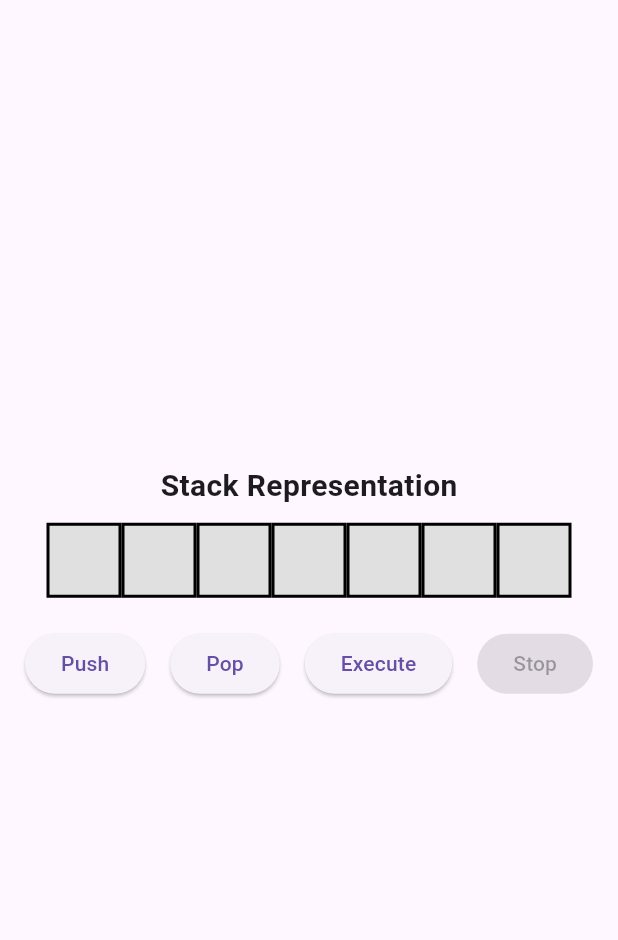
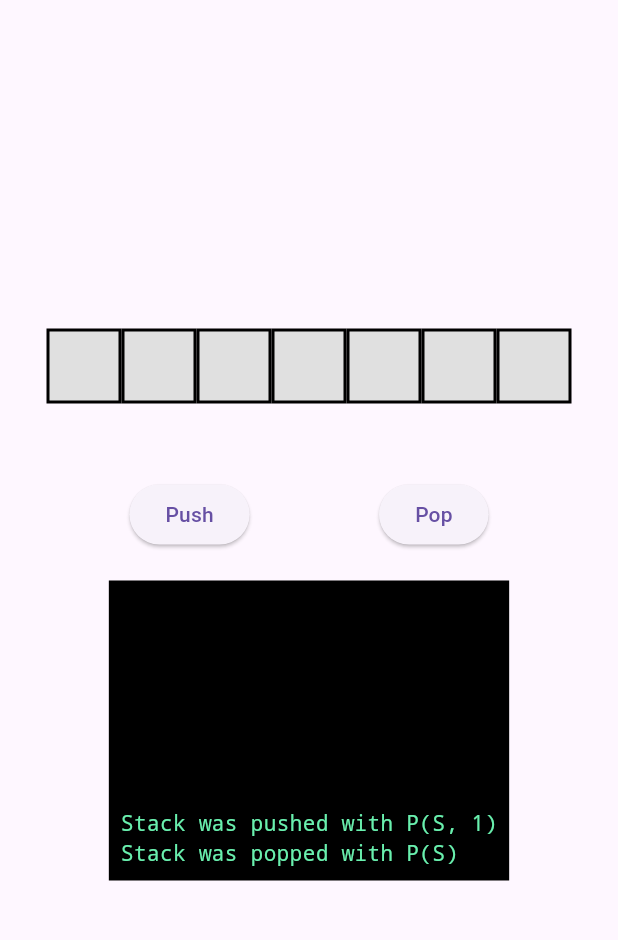
Before and after one commit to yazuc/AlgoBook, a Flutter app: the screen it shows after launch, after a tap on "Push", after a tap on "Pop", on a phone screen of 412 x 824 dp, the part 63-1003 px from its top. Run offline on Flutter 3.47's test engine with Material 3 defaults, Android fonts, the phone set to English and light mode, and no system bars.

Commit message:
corrigido a setinha abaixo das caixas, adicionado a implementação inicial do terminal

```diff
--- a/lib/main.dart
+++ b/lib/main.dart
@@ -1,9 +1,12 @@
 import 'package:flutter/material.dart';
 import 'stack.dart';
+import '/widgets/terminal_panel.dart';
 
 void main() {
   runApp(DataStructureApp());
 }
+
+final terminalKey = GlobalKey<TerminalPanelState>();
 
 class DataStructureApp extends StatelessWidget {
   @override
@@ -24,27 +27,6 @@ class _StackVisualizerState extends State<StackVisualizer> {
   final CustomStack<int> _stack = CustomStack<int>();
   final int _maxSize = 7;
   int _counter = 1;
-  bool _isExecuting = false;
-  bool _stopExecution = false;
-
-  Future<void> _executeAnimated() async {
-      setState(() {
-        _isExecuting = true;
-        _stopExecution = false;
-      });
-
-      while (_stack.elements.isNotEmpty && !_stopExecution) {
-        setState(() {
-          _stack.pop();
-          _counter--;
-        });
-        await Future.delayed(Duration(seconds: 1)); // Wait 1 second per pop
-      }
-
-      setState(() {
-        _isExecuting = false; // Stop animation when done
-      });
-    }
 
   @override
   Widget build(BuildContext context) {
@@ -53,8 +35,8 @@ class _StackVisualizerState extends State<StackVisualizer> {
       body: Column(
         mainAxisAlignment: MainAxisAlignment.center,
         children: [
-          Text('Stack Representation',
-              style: TextStyle(fontSize: 20, fontWeight: FontWeight.bold)),
+          // Text('Stack Representation',
+          //     style: TextStyle(fontSize: 20, fontWeight: FontWeight.bold)),
           SizedBox(height: 10),
           StackView(stack: _stack, maxSize: _maxSize),
           SizedBox(height: 20),
@@ -65,6 +47,7 @@ class _StackVisualizerState extends State<StackVisualizer> {
                 onPressed: () {
                   setState(() {
                     if (_stack.elements.length < _maxSize) {
+                      terminalKey.currentState?.addLog("Stack was pushed with P(S, $_counter)");
                       _stack.push(_counter++);
                     }
                   });
@@ -74,33 +57,39 @@ class _StackVisualizerState extends State<StackVisualizer> {
               ElevatedButton(
                 onPressed: () {
                   setState(() {
-                    if (_stack.elements.length < _maxSize) {
-                      _stack.pop();
-                      _counter--;
+                    if (_stack.elements.length <= _maxSize) {
+                       if(_stack.elements.isEmpty){
+                          terminalKey.currentState?.addLog("Error: 'Underflow'");
+                       }else{
+                        terminalKey.currentState?.addLog("Stack was popped with P(S)");
+                        _stack.pop();
+                        _counter--;
+                       }
                     }
                   });
                 },
                 child: Text('Pop'),
               ),
-               ElevatedButton(
-                onPressed: _isExecuting
-                    ? null // Disable button while executing
-                    : _executeAnimated,
-                child: Text('Execute'),
-              ),
-              ElevatedButton(
-                onPressed: _isExecuting
-                    ? () {
-                        setState(() {
-                          _stopExecution = true; // Stop execution mid-way
-                        });
-                      }
-                    : null,
-                child: Text('Stop'),
-              ),
+              //  ElevatedButton(
+              //   onPressed: _isExecuting
+              //       ? null // Disable button while executing
+              //       : _executeAnimated,
+              //   child: Text('Execute'),
+              // ),
+              // ElevatedButton(
+              //   onPressed: _isExecuting
+              //       ? () {
+              //           setState(() {
+              //             _stopExecution = true; // Stop execution mid-way
+              //           });
+              //         }
+              //       : null,
+              //   child: Text('Stop'),
+              // ),
             ],
           ),
           SizedBox(height: 20),
+          TerminalPanel(key: terminalKey),
         ],
       ),
     );
--- a/lib/stack.dart
+++ b/lib/stack.dart
@@ -16,6 +16,7 @@ class CustomStack<T> extends ChangeNotifier {
     }
     return null;
   }
+
 
   void exec() {
     while (_elements.isNotEmpty) {
@@ -67,7 +68,11 @@ class StackCell extends StatelessWidget {
 
   @override
   Widget build(BuildContext context) {
-    return Column(
+    return SizedBox(
+      height: 80, // enough space for the box + arrow
+      child: Stack(
+        alignment: Alignment.topCenter,
+        clipBehavior: Clip.none, // allows arrow to overflow downward
         children: [
           Container(
             width: 50,
@@ -77,11 +82,18 @@ class StackCell extends StatelessWidget {
               color: value != null ? Colors.white : Colors.grey[300],
             ),
             alignment: Alignment.center,
-          child: Text(value?.toString() ?? '',
-              style: TextStyle(fontSize: 18, fontWeight: FontWeight.bold)),
+            child: Text(
+              value?.toString() ?? '',
+              style: TextStyle(fontSize: 18, fontWeight: FontWeight.bold),
             ),
-        if (isTop) Text('↑', style: TextStyle(fontSize: 20))
+          ),
+          if (isTop)
+            Positioned(
+              top: 55, // just below the box (50 height + small gap)
+              child: Text('↑', style: TextStyle(fontSize: 20)),
+            ),
         ],
+      ),
     );
   }
 }
--- /dev/null
+++ b/lib/widgets/terminal_panel.dart
@@ -0,0 +1,42 @@
+import 'package:flutter/material.dart';
+
+class TerminalPanel extends StatefulWidget {
+  const TerminalPanel({super.key});
+
+  @override
+  TerminalPanelState createState() => TerminalPanelState();
+}
+
+class TerminalPanelState extends State<TerminalPanel> {
+  final List<String> _logs = [];
+
+  void addLog(String message) {
+    setState(() {
+      _logs.add(message);
+    });
+  }
+
+  @override
+  Widget build(BuildContext context) {
+    return Container(
+      height: 200,
+      color: Colors.black,
+      padding: const EdgeInsets.all(8),
+      child: SingleChildScrollView(
+        reverse: true,
+        child: Column(
+          crossAxisAlignment: CrossAxisAlignment.start,
+          children: _logs
+              .map((log) => Text(
+                    log,
+                    style: TextStyle(
+                        color: Colors.greenAccent,
+                        fontFamily: 'monospace',
+                        fontSize: 14),
+                  ))
+              .toList(),
+        ),
+      ),
+    );
+  }
+}
```
Also changed, not shown: 1 other file. Lines whose indentation alone changed are shown as unchanged.
